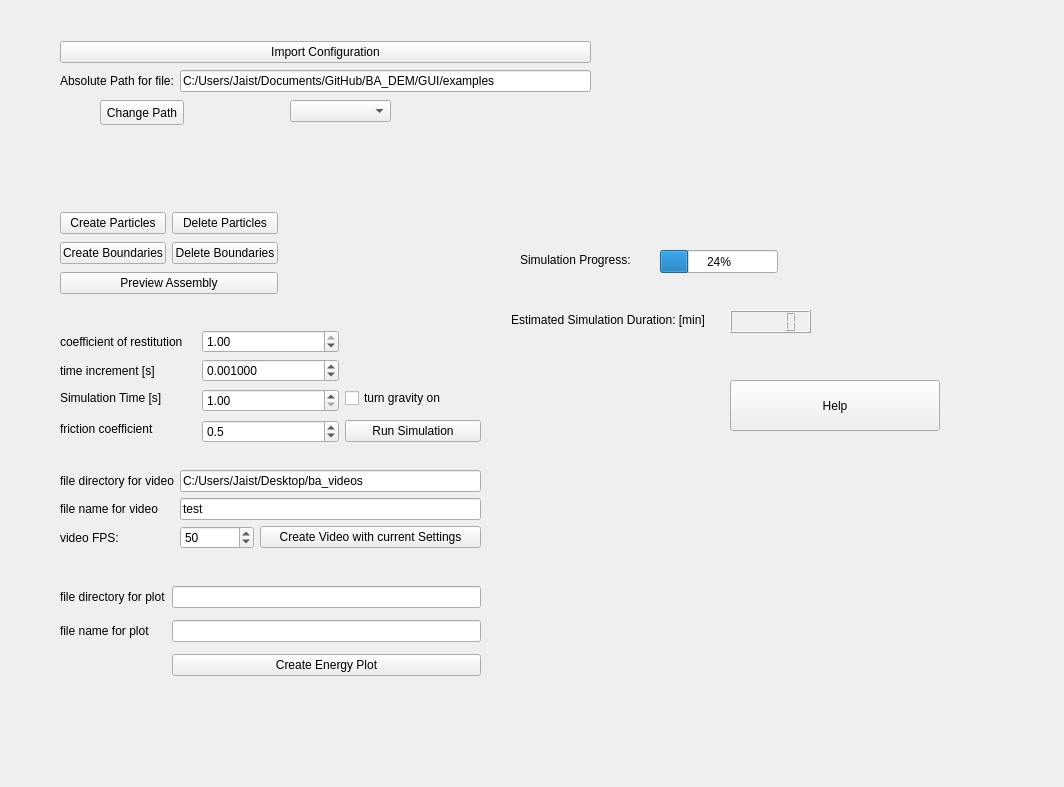
First picture: the form in GUI/MainWindow_test.ui, repository benediktjaist/BA_DEM, before the edit.
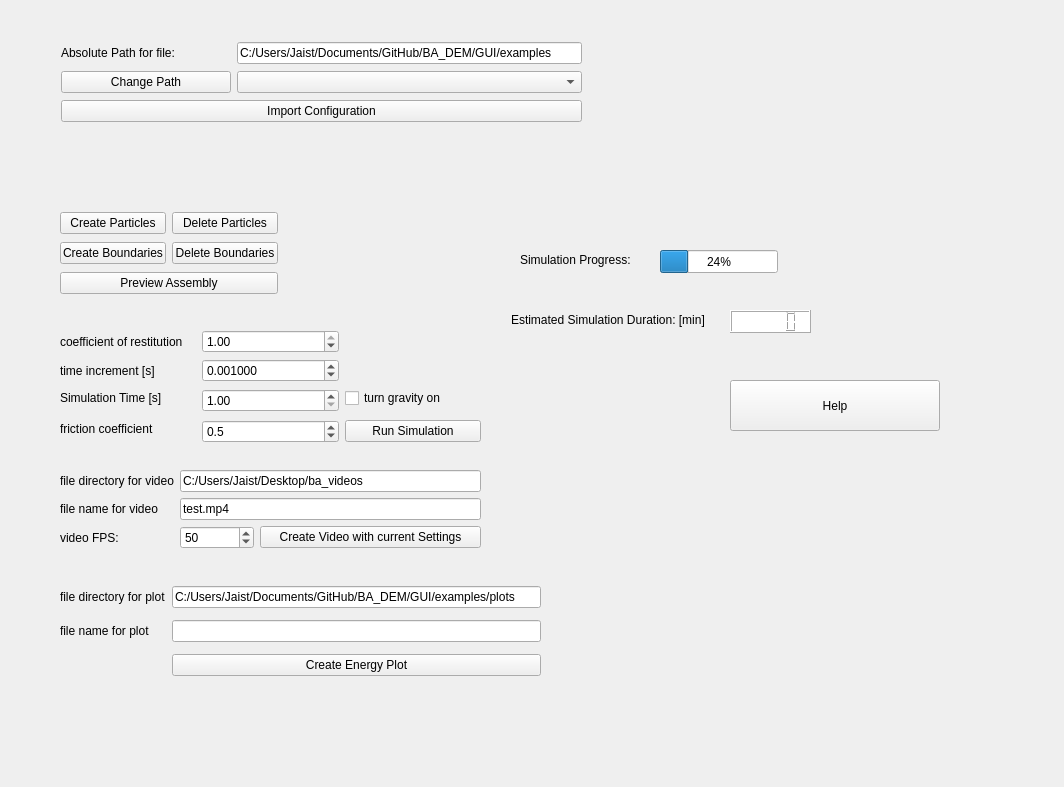
Second picture: the form after the edit. Icons and pictures are not drawn.

```diff
--- a/GUI/MainWindow_test.ui
+++ b/GUI/MainWindow_test.ui
@@ -94,36 +94,18 @@
       <height>23</height>
      </rect>
     </property>
-   </widget>
-   <widget class="QComboBox" name="import_comboBox">
-    <property name="geometry">
-     <rect>
-      <x>290</x>
-      <y>100</y>
-      <width>101</width>
-      <height>22</height>
-     </rect>
+    <property name="styleSheet">
+     <string notr="true">font: 8pt &quot;MS Shell Dlg 2&quot;; 
+color: rgb(0, 101, 189);
+background-color: white;</string>
     </property>
    </widget>
-   <widget class="QPushButton" name="import_change_path">
-    <property name="geometry">
-     <rect>
-      <x>100</x>
-      <y>100</y>
-      <width>84</width>
-      <height>25</height>
-     </rect>
-    </property>
-    <property name="text">
-     <string>Change Path</string>
-    </property>
-   </widget>
-   <widget class="QWidget" name="">
+   <widget class="QWidget" name="layoutWidget">
     <property name="geometry">
      <rect>
       <x>60</x>
       <y>580</y>
-      <width>421</width>
+      <width>481</width>
       <height>102</height>
      </rect>
     </property>
@@ -153,44 +135,15 @@
       </widget>
      </item>
      <item row="0" column="1">
-      <widget class="QLineEdit" name="plot_dir_edit"/>
-     </item>
-    </layout>
-   </widget>
-   <widget class="QWidget" name="">
-    <property name="geometry">
-     <rect>
-      <x>60</x>
-      <y>40</y>
-      <width>531</width>
-      <height>54</height>
-     </rect>
-    </property>
-    <layout class="QGridLayout" name="importLayout">
-     <item row="1" column="0">
-      <widget class="QLabel" name="import_text">
+      <widget class="QLineEdit" name="plot_dir_edit">
        <property name="text">
-        <string>Absolute Path for file:</string>
+        <string>C:/Users/Jaist/Documents/GitHub/BA_DEM/GUI/examples/plots</string>
        </property>
       </widget>
      </item>
-     <item row="1" column="1">
-      <widget class="QLineEdit" name="import_path">
-       <property name="text">
-        <string>C:/Users/Jaist/Documents/GitHub/BA_DEM/GUI/examples</string>
-       </property>
-      </widget>
-     </item>
-     <item row="0" column="0" colspan="2">
-      <widget class="QPushButton" name="import_button">
-       <property name="text">
-        <string>Import Configuration</string>
-       </property>
-      </widget>
-     </item>
     </layout>
    </widget>
-   <widget class="QWidget" name="">
+   <widget class="QWidget" name="layoutWidget">
     <property name="geometry">
      <rect>
       <x>60</x>
@@ -258,7 +211,7 @@
      <item row="1" column="1" colspan="4">
       <widget class="QLineEdit" name="vid_name_edit">
        <property name="text">
-        <string>test</string>
+        <string>test.mp4</string>
        </property>
       </widget>
      </item>
@@ -284,7 +237,7 @@
      </item>
     </layout>
    </widget>
-   <widget class="QWidget" name="">
+   <widget class="QWidget" name="layoutWidget">
     <property name="geometry">
      <rect>
       <x>60</x>
@@ -402,7 +355,7 @@
      </item>
     </layout>
    </widget>
-   <widget class="QWidget" name="">
+   <widget class="QWidget" name="layoutWidget">
     <property name="geometry">
      <rect>
       <x>60</x>
@@ -449,6 +402,49 @@
      </item>
     </layout>
    </widget>
+   <widget class="QWidget" name="">
+    <property name="geometry">
+     <rect>
+      <x>61</x>
+      <y>41</y>
+      <width>521</width>
+      <height>85</height>
+     </rect>
+    </property>
+    <layout class="QGridLayout" name="gridLayout_2">
+     <item row="1" column="0">
+      <widget class="QLabel" name="import_text">
+       <property name="text">
+        <string>Absolute Path for file:</string>
+       </property>
+      </widget>
+     </item>
+     <item row="1" column="1" colspan="2">
+      <widget class="QLineEdit" name="import_path">
+       <property name="text">
+        <string>C:/Users/Jaist/Documents/GitHub/BA_DEM/GUI/examples</string>
+       </property>
+      </widget>
+     </item>
+     <item row="3" column="0" colspan="3">
+      <widget class="QPushButton" name="import_button">
+       <property name="text">
+        <string>Import Configuration</string>
+       </property>
+      </widget>
+     </item>
+     <item row="2" column="0">
+      <widget class="QPushButton" name="import_change_path">
+       <property name="text">
+        <string>Change Path</string>
+       </property>
+      </widget>
+     </item>
+     <item row="2" column="1" colspan="2">
+      <widget class="QComboBox" name="import_comboBox"/>
+     </item>
+    </layout>
+   </widget>
   </widget>
  </widget>
  <resources/>
```
